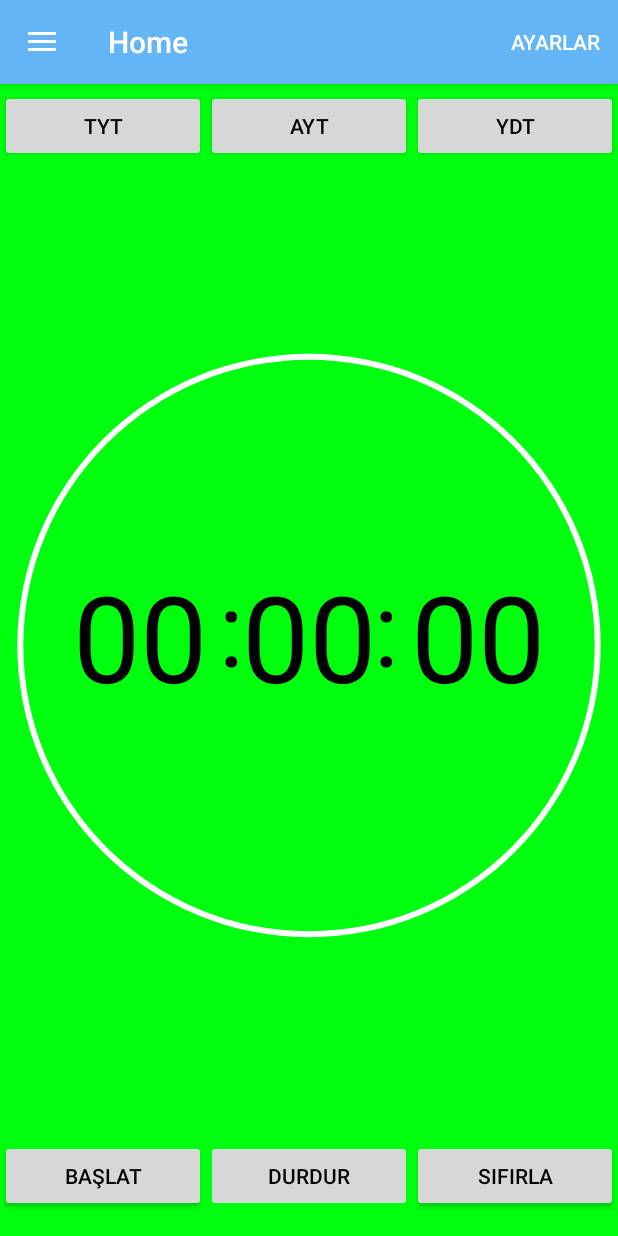
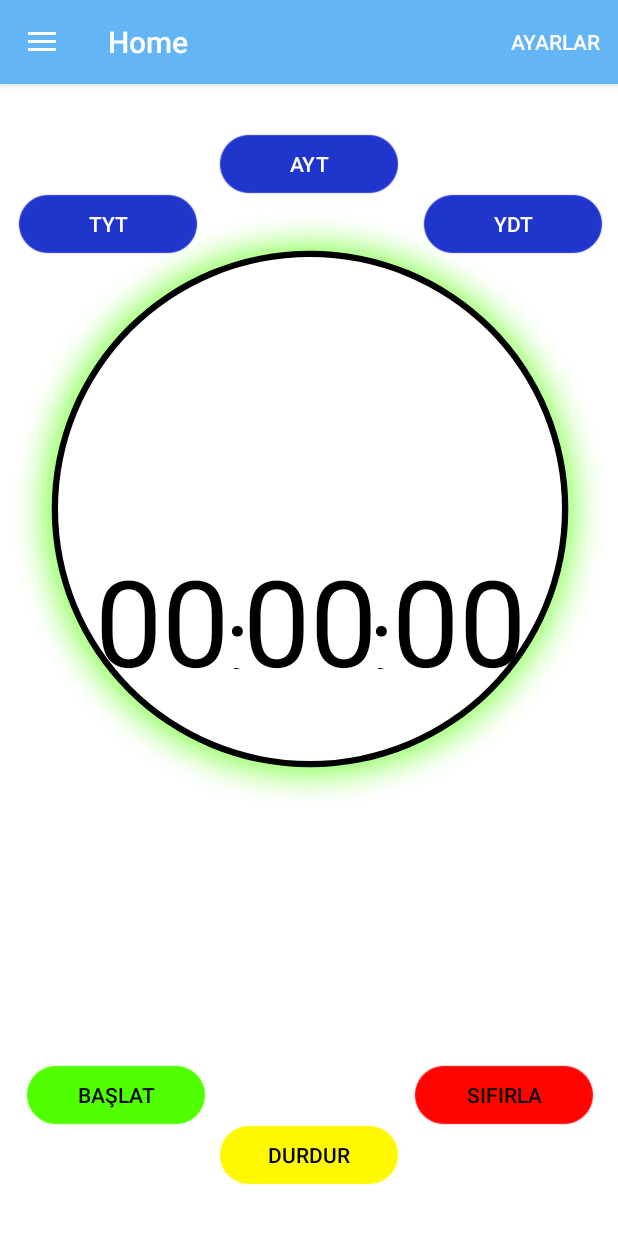
Before and after one commit to zplmco001/ST-Scheduler, an Android app: the screen it shows after launch (Hmp), in the side drawer, after a tap on "Kronometre", on a phone screen of 412 x 824 dp. Run offline under Robolectric (Android 15) with nearby library versions, the phone set to English and light mode, and no system bars.

Commit message:
Kronometre tasarımı düzenlendi.

```diff
--- a/Desktop/Trial/app/src/main/java/com/trial/kk/trial/Database.java
+++ b/Desktop/Trial/app/src/main/java/com/trial/kk/trial/Database.java
@@ -29,6 +29,9 @@ public class Database extends SQLiteOpenHelper {
             a += TytFragment.num[i];
         }
 
+        String hedeflerCommand = "create table hedefler (gun integer, ders text, soru integer, sure integer)";
+        sqLiteDatabase.execSQL(hedeflerCommand);
+
     }
 
     @Override
--- a/Desktop/Trial/app/src/main/java/com/trial/kk/trial/DatabaseConnection.java
+++ b/Desktop/Trial/app/src/main/java/com/trial/kk/trial/DatabaseConnection.java
@@ -40,6 +40,12 @@ public class DatabaseConnection {
         sqLiteDatabase.execSQL(command);
     }
 
+    void hedefEkle(int gun, String ders, int soru, int sure){
+        String cmd = "insert into hedefler (gun, ders, soru , sure) values ('"+gun+"','"+ders+"',"+String.valueOf(soru)+
+                ","+String.valueOf(sure)+")";
+        sqLiteDatabase.execSQL(cmd);
+    }
+
     List<Integer> getState(){
         String columns[] = {"selected"};
         Cursor c = sqLiteDatabase.query("konular",columns,null,null,null,null,null);
@@ -54,4 +60,23 @@ public class DatabaseConnection {
         c.close();
         return list;
     }
+
+    List<NewPostit> hedefAl(){
+        String columns[] = {"gun", "ders", "soru" , "sure"};
+        Cursor c = sqLiteDatabase.query("hedefler", columns,null,null,null,null,null);
+        List<NewPostit> list = new ArrayList<>();
+        c.moveToFirst();
+        for (int i=0;i<c.getCount();i++){
+
+            int gun = c.getInt(c.getColumnIndex("gun"));
+            String ders = c.getString(c.getColumnIndex("ders"));
+            int soru = c.getInt(c.getColumnIndex("soru"));
+            int sure = c.getInt(c.getColumnIndex("sure"));
+            list.add(new NewPostit(gun,ders,soru,sure));
+
+        }
+        return list;
+    }
+
+
 }
--- a/Desktop/Trial/app/src/main/java/com/trial/kk/trial/HedefPopup.java
+++ b/Desktop/Trial/app/src/main/java/com/trial/kk/trial/HedefPopup.java
@@ -134,6 +134,14 @@ public class HedefPopup extends AppCompatActivity {
                 bundle.putInt("Index",spinner.getSelectedItemPosition());
                 hedefler.setArguments(bundle);
 
+                DatabaseConnection dbc = new DatabaseConnection(getBaseContext());
+                dbc.open();
+                dbc.hedefEkle(day, (String)spinner.getSelectedItem()
+                        ,Integer.parseInt(String.valueOf(soru.getText())),
+                        Integer.parseInt(String.valueOf(dk.getText())));
+                dbc.close();
+
+
                 finish();
 
             }
--- a/Desktop/Trial/app/src/main/java/com/trial/kk/trial/Hedefler.java
+++ b/Desktop/Trial/app/src/main/java/com/trial/kk/trial/Hedefler.java
@@ -25,6 +25,7 @@ import android.widget.ScrollView;
 import android.widget.TextView;
 
 import java.util.ArrayList;
+import java.util.List;
 
 public class Hedefler extends Fragment {
 
@@ -152,6 +153,20 @@ public class Hedefler extends Fragment {
         scrollView = view.findViewById(R.id.hedefScroll);
 
         return view;
+
+    }
+
+    @Override
+    public void onCreate(@Nullable Bundle savedInstanceState) {
+        super.onCreate(savedInstanceState);
+
+       /* DatabaseConnection dc = new DatabaseConnection(getContext());
+        dc.open();
+        List<NewPostit> postit = dc.hedefAl();
+
+        for (int i=0;i<postit.size();i++){
+
+        }*/
 
     }
 
--- a/Desktop/Trial/app/src/main/java/com/trial/kk/trial/Kronometre.java
+++ b/Desktop/Trial/app/src/main/java/com/trial/kk/trial/Kronometre.java
@@ -13,6 +13,7 @@ import android.view.View;
 import android.view.ViewGroup;
 import android.widget.Button;
 import android.widget.EditText;
+import android.widget.LinearLayout;
 import android.widget.ProgressBar;
 
 /**
@@ -20,6 +21,7 @@ import android.widget.ProgressBar;
  */
 
 public class Kronometre extends Fragment {
+
     private EditText houredit,minuteedit,secondedit;
     private Button start,stop,reset;
     private Button tytsüre,aytsüre,ydtsüre;
@@ -28,6 +30,7 @@ public class Kronometre extends Fragment {
     private Resources res;
     private CountDownTimer countDownTimer;
     private AlertDialog.Builder builder;
+    private LinearLayout linearLayout;
 
 
     private int hour,minute,second;
@@ -47,6 +50,10 @@ public class Kronometre extends Fragment {
         houredit.setCursorVisible(false);
         minuteedit.setCursorVisible(false);
         secondedit.setCursorVisible(false);
+
+        linearLayout = view.findViewById(R.id.linearLayout);
+
+        linearLayout.bringToFront();
 
 
         start  = (Button) view.findViewById(R.id.start);
--- a/Desktop/Trial/app/src/main/java/com/trial/kk/trial/MyPostit.java
+++ /dev/null
@@ -1,45 +0,0 @@
-package com.trial.kk.trial;
-
-import android.content.Context;
-import android.graphics.drawable.Drawable;
-import android.support.v7.widget.AppCompatTextView;
-import android.util.AttributeSet;
-import android.view.View;
-import android.widget.GridLayout;
-import android.widget.TextView;
-
-import java.util.ArrayList;
-import java.util.jar.Attributes;
-
-/**
- * Created by mehmetcanolgun on 21.01.2019.
- */
-
-public class MyPostit {
-
-
-   /* public MyPostit(Context context, AttributeSet attributes) {
-        super(context,attributes);
-
-        GridLayout gl = new GridLayout(context);
-        gl.setColumnCount(5);
-        gl.setRowCount(2);
-
-    }*/
-
-    private TextView tv;
-
-    public MyPostit(GridLayout gl, String text, Context context){
-
-        tv = new TextView(context);
-        tv.setText(text);
-        //tv.setBackground(Drawable.createFromPath("drawable/note147951_1280"));
-        gl.addView(tv);
-
-    }
-
-    public TextView getTv(){
-        return tv;
-    }
-
-}
--- /dev/null
+++ b/Desktop/Trial/app/src/main/java/com/trial/kk/trial/NewPostit.java
@@ -0,0 +1,18 @@
+package com.trial.kk.trial;
+
+/**
+ * Created by mehmetcanolgun on 12.02.2019.
+ */
+
+public class NewPostit {
+
+    public String ders;
+    public int gun, soru, sure;
+
+    NewPostit(int gun, String ders, int soru, int sure){
+        this.gun = gun;
+        this.ders = ders;
+        this.soru = soru;
+        this.sure = sure;
+    }
+}
--- a/Desktop/Trial/app/src/main/res/drawable/circular.xml
+++ b/Desktop/Trial/app/src/main/res/drawable/circular.xml
@@ -3,16 +3,16 @@
 <layer-list xmlns:android="http://schemas.android.com/apk/res/android">
     <item android:id="@android:id/secondaryProgress">
         <shape
-            android:innerRadiusRatio="2.1"
+            android:innerRadiusRatio="2.5"
             android:shape="ring"
             android:thicknessRatio="100.0"
             android:useLevel="true">
 
 
             <gradient
-                android:centerColor="#fff"
-                android:endColor="#fff"
-                android:startColor="#fff"
+                android:centerColor="#000"
+                android:endColor="#000"
+                android:startColor="#000"
                 android:type="sweep" />
         </shape>
     </item>
@@ -25,7 +25,7 @@
             android:toDegrees="270">
 
             <shape
-                android:innerRadiusRatio="2.1"
+                android:innerRadiusRatio="2.5"
                 android:shape="ring"
                 android:thicknessRatio="100.0"
                 android:useLevel="true">
@@ -38,9 +38,9 @@
                     android:toDegrees="360" />
 
                 <gradient
-                    android:centerColor="#000"
-                    android:endColor="#000"
-                    android:startColor="#000"
+                    android:centerColor="#00ff0f"
+                    android:endColor="#00ff0f"
+                    android:startColor="#00ff0f"
                     android:type="sweep" />
 
             </shape>
--- a/Desktop/Trial/app/src/main/res/layout/kronometre_layout.xml
+++ b/Desktop/Trial/app/src/main/res/layout/kronometre_layout.xml
@@ -5,65 +5,29 @@
     xmlns:tools="http://schemas.android.com/tools"
     android:layout_width="match_parent"
     android:layout_height="match_parent"
-    android:background="#00ff0f"
+    android:background="#fff"
     tools:layout_editor_absoluteY="81dp"
     tools:layout_editor_absoluteX="0dp">
 
     <LinearLayout
-        android:layout_width="0dp"
-        android:layout_height="wrap_content"
+        android:id="@+id/linearLayout"
+        android:layout_width="325dp"
+        android:layout_height="84dp"
+        android:layout_marginEnd="2dp"
+        android:layout_marginStart="2dp"
         android:orientation="horizontal"
+        app:layout_constraintHorizontal_bias="0.508"
         app:layout_constraintLeft_toLeftOf="parent"
         app:layout_constraintRight_toRightOf="parent"
+        tools:layout_constraintBottom_creator="1"
+        tools:layout_constraintLeft_creator="1"
+        tools:layout_constraintRight_creator="1"
         tools:layout_constraintTop_creator="1"
-        tools:layout_constraintRight_creator="1"
-        android:layout_marginTop="4dp"
-        tools:layout_constraintLeft_creator="1"
-        app:layout_constraintTop_toTopOf="parent">
-
-        <Button
-            android:id="@+id/tytsüre"
-            android:layout_width="wrap_content"
-            android:layout_height="wrap_content"
-            android:layout_weight="1"
-            android:onClick="tytsüre"
-            android:textColor="#000"
-            android:text="TYT" />
-
-        <Button
-            android:id="@+id/aytsüre"
-            android:layout_width="wrap_content"
-            android:layout_height="wrap_content"
-            android:layout_weight="1"
-            android:onClick="ykssüre"
-            android:textColor="#000"
-            android:text="ayt" />
-
-        <Button
-            android:id="@+id/ydtsüre"
-            android:layout_width="wrap_content"
-            android:layout_height="wrap_content"
-            android:layout_weight="1"
-            android:textColor="#000"
-            android:text="ydt" />
-    </LinearLayout>
-
-    <LinearLayout
-        android:layout_width="0dp"
-        android:layout_height="wrap_content"
-        android:orientation="horizontal"
-        app:layout_constraintLeft_toLeftOf="parent"
-        app:layout_constraintRight_toRightOf="parent"
-        tools:layout_constraintTop_creator="1"
-        tools:layout_constraintRight_creator="1"
-        android:layout_marginStart="2dp"
-        android:layout_marginEnd="2dp"
-        tools:layout_constraintLeft_creator="1"
-        android:id="@+id/linearLayout"
-        app:layout_constraintTop_toTopOf="parent"
-        app:layout_constraintBottom_toBottomOf="parent"
-        tools:layout_constraintBottom_creator="1"
-        app:layout_constraintVertical_bias="0.476">
+        android:layout_marginTop="8dp"
+        app:layout_constraintTop_toBottomOf="@+id/aytsüre"
+        android:layout_marginBottom="8dp"
+        app:layout_constraintBottom_toTopOf="@+id/stop"
+        app:layout_constraintVertical_bias="0.471">
 
         <EditText
             android:id="@+id/houredit"
@@ -73,11 +37,11 @@
             android:background="@android:color/transparent"
             android:ems="10"
             android:hint="00"
-            android:textColorHint="#000"
             android:inputType="number"
             android:maxLength="2"
             android:textAlignment="textEnd"
             android:textColor="#000"
+            android:textColorHint="#000"
             android:textSize="80sp"
             tools:layout_editor_absoluteX="40dp"
             tools:layout_editor_absoluteY="182dp" />
@@ -90,11 +54,11 @@
             android:background="@android:color/transparent"
             android:ems="10"
             android:hint="00"
-            android:textColorHint="#000"
             android:inputType="number"
             android:maxLength="2"
             android:textAlignment="center"
             android:textColor="#000"
+            android:textColorHint="#000"
             android:textSize="80sp"
             app:layout_constraintHorizontal_bias="0.501"
             app:layout_constraintLeft_toLeftOf="parent"
@@ -109,10 +73,10 @@
             android:background="@android:color/transparent"
             android:ems="10"
             android:hint="00"
-            android:textColorHint="#000"
             android:inputType="number"
             android:maxLength="2"
             android:textColor="#000"
+            android:textColorHint="#000"
             android:textSize="80sp"
             tools:layout_editor_absoluteX="257dp"
             tools:layout_editor_absoluteY="182dp" />
@@ -122,83 +86,124 @@
 
         android:id="@+id/sayac"
         style="?android:attr/progressBarStyleHorizontal"
-        android:layout_width="0dp"
-        android:layout_height="0dp"
+        android:layout_width="420dp"
+        android:layout_height="420dp"
         android:layout_centerInParent="true"
-        android:layout_marginBottom="25dp"
         android:layout_marginEnd="6dp"
         android:layout_marginStart="6dp"
-        android:layout_marginTop="70dp"
+        android:layout_marginTop="73dp"
+        android:background="@drawable/kronometre_layoutp"
         android:indeterminate="false"
         android:max="100"
         android:progress="50"
         android:progressDrawable="@drawable/circular"
         android:secondaryProgress="100"
-        app:layout_constraintBottom_toTopOf="@+id/linearLayout2"
         app:layout_constraintLeft_toLeftOf="parent"
         app:layout_constraintRight_toRightOf="parent"
         app:layout_constraintTop_toTopOf="parent"
-        app:layout_constraintVertical_bias="1.0"
         tools:layout_constraintBottom_creator="1"
         tools:layout_constraintLeft_creator="1"
         tools:layout_constraintRight_creator="1"
-        tools:layout_constraintTop_creator="1"
-        app:layout_constraintHorizontal_bias="1.0" />
+        tools:layout_constraintTop_creator="1" />
 
     <TextView
         android:id="@+id/textView16"
-        android:layout_width="wrap_content"
-        android:layout_height="wrap_content"
+        android:layout_width="113dp"
+        android:layout_height="63dp"
         android:layout_weight="1"
         android:text=":     :"
-        android:textAlignment="textStart"
+        android:textAlignment="center"
         android:textColor="#000"
-        android:textSize="70sp"
+        android:textSize="65sp"
         app:layout_constraintLeft_toLeftOf="parent"
         app:layout_constraintRight_toRightOf="parent"
+        app:layout_constraintTop_toTopOf="@+id/linearLayout"
+        tools:layout_constraintLeft_creator="1"
         tools:layout_constraintRight_creator="1"
-        tools:layout_constraintTop_creator="1"
-        tools:layout_constraintLeft_creator="1"
-        app:layout_constraintTop_toTopOf="@+id/linearLayout" />
-
-    <LinearLayout
-        android:layout_width="0dp"
-        android:layout_height="wrap_content"
-        android:layout_marginBottom="16dp"
-        android:orientation="horizontal"
-        app:layout_constraintBottom_toBottomOf="parent"
-        app:layout_constraintLeft_toLeftOf="parent"
-        app:layout_constraintRight_toRightOf="parent"
-        tools:layout_constraintRight_creator="1"
-        tools:layout_constraintLeft_creator="1"
-        android:id="@+id/linearLayout2">
+        tools:layout_constraintTop_creator="1" />
 
     <Button
         android:id="@+id/start"
-            android:layout_width="wrap_content"
-            android:layout_height="wrap_content"
+        android:layout_width="120dp"
+        android:layout_height="40dp"
         android:layout_weight="1"
+        android:background="@drawable/roundbutton60180pxgreen"
         android:onClick="start"
+        android:text="başlat"
         android:textColor="#000"
-            android:text="başlat" />
+        app:layout_constraintLeft_toLeftOf="parent"
+        app:layout_constraintRight_toRightOf="parent"
+        app:layout_constraintHorizontal_bias="0.06"
+        app:layout_constraintBottom_toBottomOf="parent"
+        android:layout_marginBottom="74dp" />
 
     <Button
         android:id="@+id/stop"
-            android:layout_width="wrap_content"
-            android:layout_height="wrap_content"
+        android:layout_width="120dp"
+        android:layout_height="40dp"
         android:layout_weight="1"
+        android:background="@drawable/roundbutton60180pxyellow"
         android:onClick="stop"
+        android:text="durdur"
         android:textColor="#000"
-            android:text="durdur" />
+        app:layout_constraintBottom_toBottomOf="parent"
+        android:layout_marginBottom="34dp"
+        app:layout_constraintLeft_toLeftOf="parent"
+        app:layout_constraintRight_toRightOf="parent" />
 
     <Button
         android:id="@+id/reset"
-            android:layout_width="wrap_content"
-            android:layout_height="wrap_content"
+        android:layout_width="120dp"
+        android:layout_height="40dp"
+        android:layout_marginRight="16dp"
         android:layout_weight="1"
+        android:background="@drawable/roundbutton60180pxreds"
         android:onClick="reset"
+        android:text="sıfırla"
         android:textColor="#000"
-            android:text="sıfırla" />
-    </LinearLayout>
+        app:layout_constraintRight_toRightOf="parent"
+        app:layout_constraintBottom_toBottomOf="parent"
+        android:layout_marginBottom="74dp" />
+
+    <Button
+        android:id="@+id/tytsüre"
+        android:layout_width="120dp"
+        android:layout_height="40dp"
+        android:layout_marginTop="73dp"
+        android:layout_weight="1"
+        android:background="@drawable/roundbutton60180pxbluedark"
+        android:onClick="tytsüre"
+        android:text="TYT"
+        android:textColor="#fff"
+        app:layout_constraintTop_toTopOf="parent"
+        android:layout_marginLeft="12dp"
+        app:layout_constraintLeft_toLeftOf="parent" />
+
+    <Button
+        android:id="@+id/aytsüre"
+        android:layout_width="120dp"
+        android:layout_height="40dp"
+        android:layout_weight="1"
+        android:background="@drawable/roundbutton60180pxbluedark"
+        android:onClick="ykssüre"
+        android:text="ayt"
+        android:textColor="#fff"
+        app:layout_constraintLeft_toLeftOf="parent"
+        app:layout_constraintRight_toRightOf="parent"
+        app:layout_constraintTop_toTopOf="parent"
+        android:layout_marginTop="33dp" />
+
+    <Button
+        android:id="@+id/ydtsüre"
+        android:layout_width="120dp"
+        android:layout_height="40dp"
+        android:layout_marginRight="10dp"
+        android:layout_weight="1"
+        android:background="@drawable/roundbutton60180pxbluedark"
+        android:text="ydt"
+        android:textColor="#fff"
+        app:layout_constraintRight_toRightOf="parent"
+        app:layout_constraintTop_toTopOf="parent"
+        android:layout_marginTop="73dp" />
 
 </android.support.constraint.ConstraintLayout>
```
Also changed, not shown: Desktop/Trial/app/src/main/res/drawable/kronometre_layoutp.png (added), Desktop/Trial/app/src/main/res/drawable/roundbutton60180pxbluedark.png (added), Desktop/Trial/app/src/main/res/drawable/roundbutton60180pxgreen.png (added), Desktop/Trial/app/src/main/res/drawable/roundbutton60180pxreds.png (added), Desktop/Trial/app/src/main/res/drawable/roundbutton60180pxyellow.png (added). Lines whose indentation alone changed are shown as unchanged.
